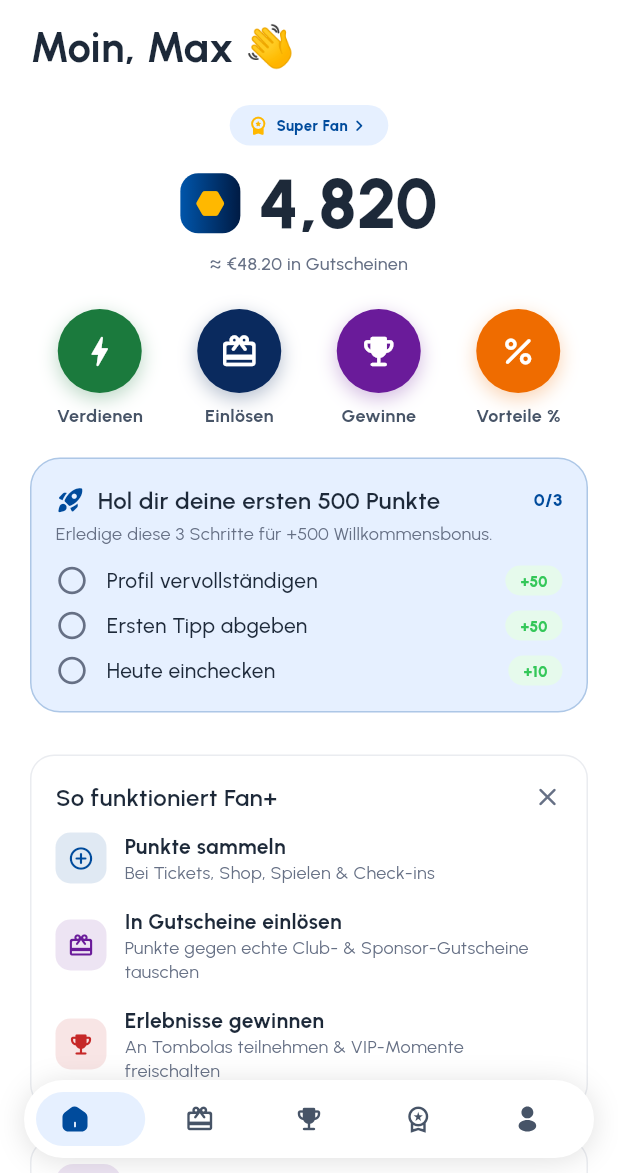
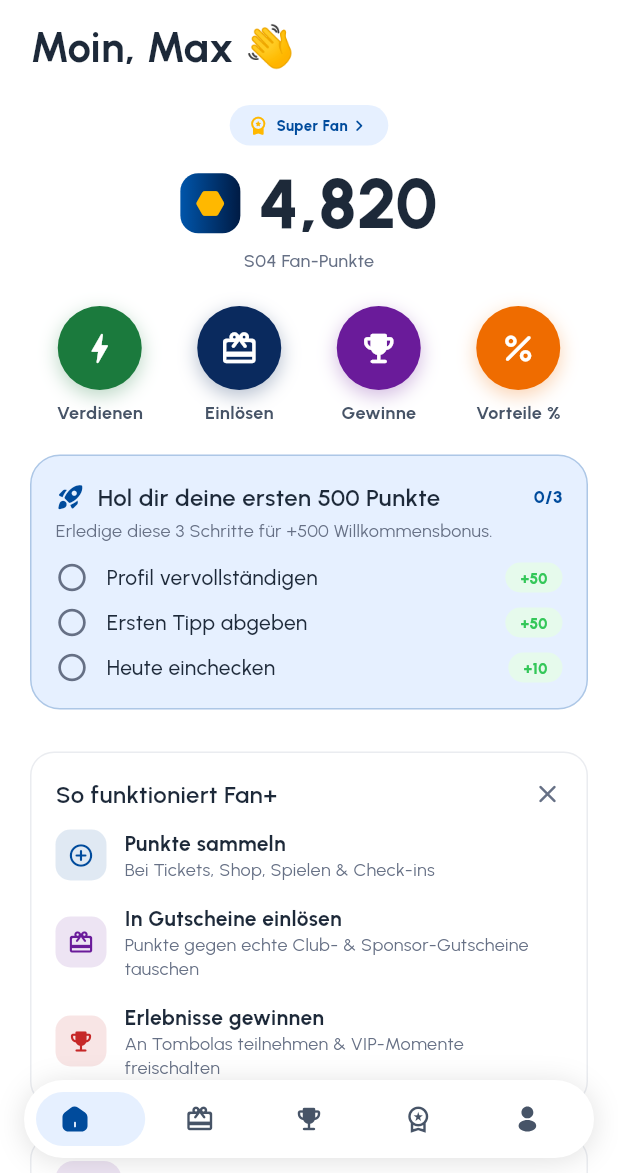
Before and after one commit to COREVIONLABS/EMBAapp-native, a Flutter app: the MainShell screen opened directly, on a phone screen of 412 x 824 dp, the part 63-1236 px from its top. Run offline on Flutter 3.47's test engine with Material 3 defaults, Android fonts, the phone set to English and light mode, and no system bars; our stand-ins replace flutter_svg.

Commit message:
Home: drop the euro-equivalent under the balance (signals low value) [skip ci]
Replaced '≈ €X in vouchers' under the Home balance with a neutral 'S04 Fan
Points' label, so a low balance no longer reads as small money.

Co-Authored-By: Claude Opus 4.8 <noreply@anthropic.com>
Claude-Session: https://claude.ai/code/session_0138H2TPm9wvb2D54WvCY8tL

```diff
--- a/lib/screens/home_matchday.dart
+++ b/lib/screens/home_matchday.dart
@@ -601,8 +601,8 @@ class _PointsHeader extends StatelessWidget {
         const SizedBox(width: 12),
         Text(FanModel.pointsFormatted, style: AppText.h1.copyWith(color: AppColors.textDarker, fontSize: 46, fontWeight: FontWeight.w800)),
       ]),
-      const SizedBox(height: 6),
-      Text('≈ ${FanModel.balanceEuro} ${tr('in vouchers')}', style: AppText.body3.copyWith(color: AppColors.textLight)),
+      const SizedBox(height: 4),
+      Text(tr('S04 Fan Points'), style: AppText.body3.copyWith(color: AppColors.textLight)),
     ]);
   }
 }
```
